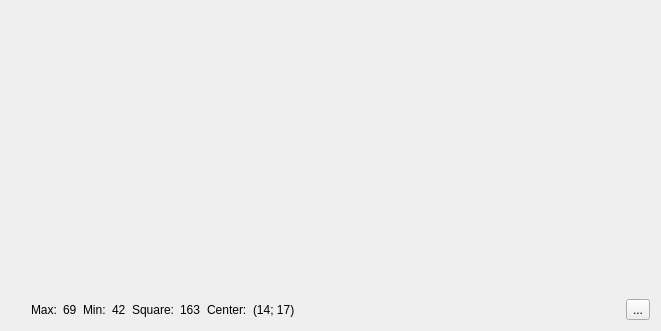
This is phasegraphwidget.ui in 39dotyt/phase-analysis as Qt 5 draws it before an edit. The edited form follows.
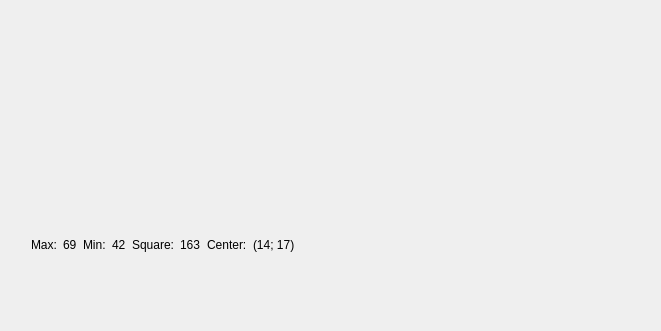
This is the edited form.

```diff
--- a/phasegraphwidget.ui
+++ b/phasegraphwidget.ui
@@ -85,13 +85,6 @@
        </property>
       </spacer>
      </item>
-     <item>
-      <widget class="QToolButton" name="btnActions">
-       <property name="text">
-        <string>...</string>
-       </property>
-      </widget>
-     </item>
     </layout>
    </item>
    <item row="0" column="0" rowspan="2">
```
Left out of the diff: 4 changed lines with no effect on the pictures.
